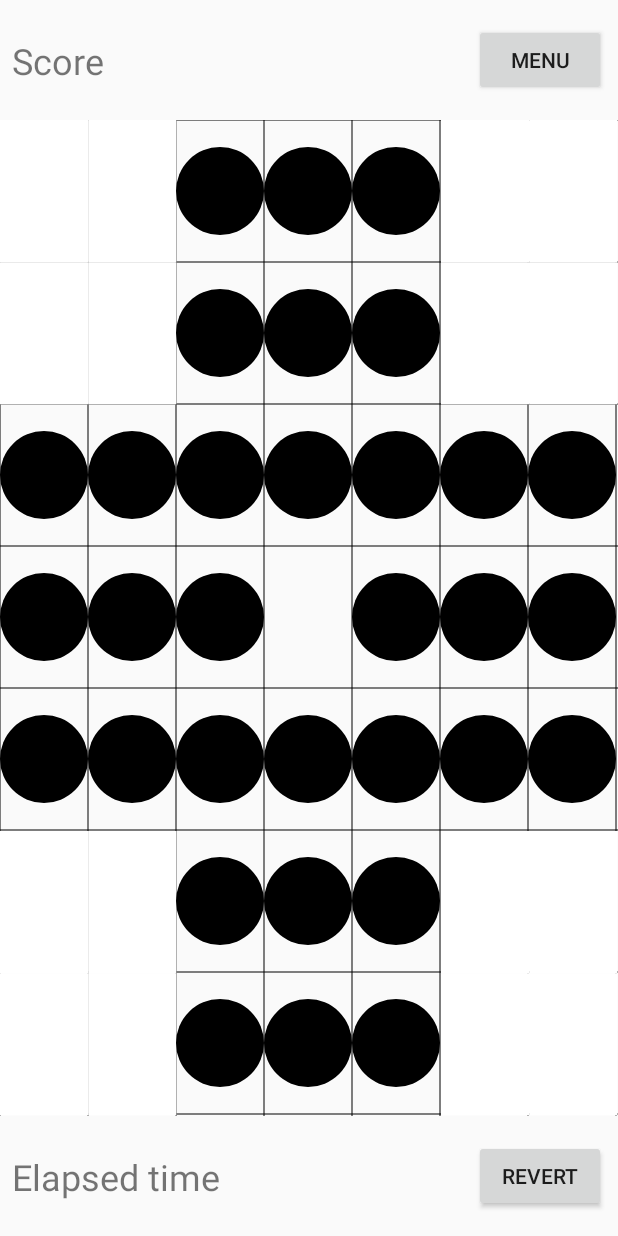
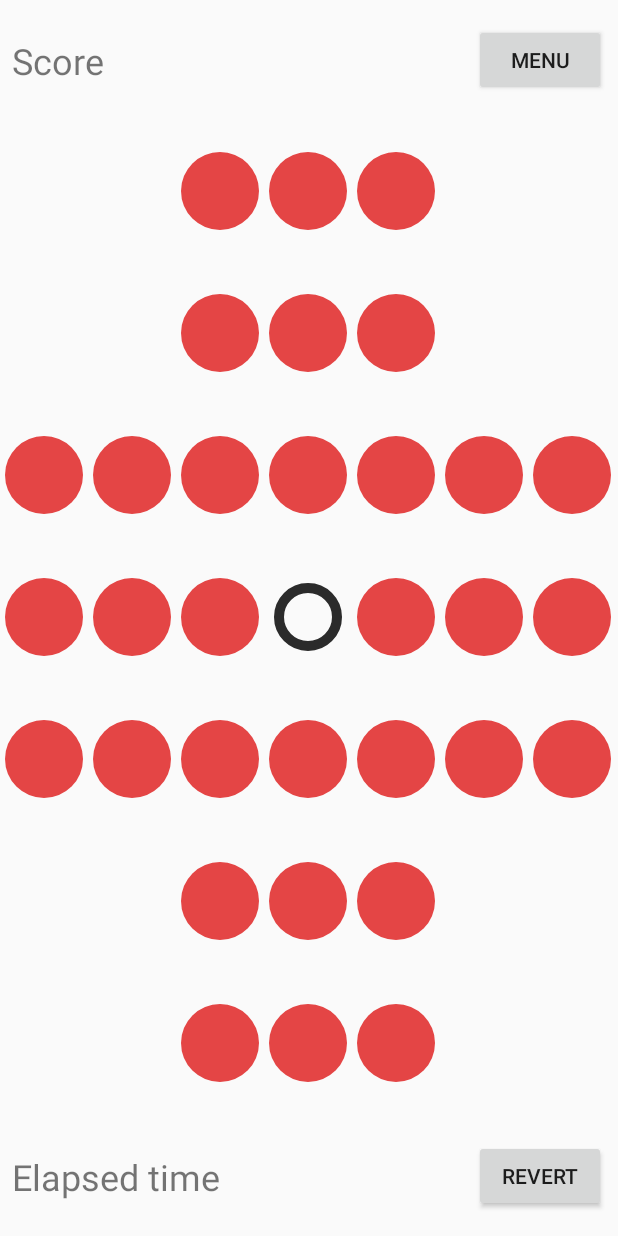
Before and after one commit to ermanergoz/PegSolutarie, an Android app: the screen it shows after launch (MainActivity), on a phone screen of 412 x 824 dp. Run offline under Robolectric (Android 15) with nearby library versions, the phone set to English and light mode, and no system bars.

Commit message:
start implementing game panel

```diff
--- a/app/src/main/java/com/erman/pegsolitarie/GridView.kt
+++ b/app/src/main/java/com/erman/pegsolitarie/GridView.kt
@@ -7,6 +7,7 @@ import android.graphics.Paint
 import android.util.AttributeSet
 import android.view.MotionEvent
 import android.view.View
+import androidx.core.content.ContextCompat.getColor
 
 class GridView(
     context: Context?,
@@ -19,7 +20,10 @@ class GridView(
 
     private var cellWidth = 0
     private var cellHeight = 0
-    private val blackPaint: Paint = Paint()
+    private val pegPaint: Paint = Paint()
+    private val pegSlotPaint: Paint = Paint()
+    private val pegSlotWidth: Float = 10F
+    private val pegMargin: Float = 5F
     private val cornerPaint: Paint = Paint()
     private var numColumns: Int = cells.size
     private var numRows: Int = cells[0].size
@@ -35,53 +39,24 @@ class GridView(
 
     override fun onDraw(canvas: Canvas) {
         calculateDimensions()
-
-        drawGridLines(canvas)
-        paintCorners(canvas)
-        paintCell(canvas)
+        paintCells(canvas)
     }
 
-    private fun paintCorners(canvas: Canvas) {
-        for (i in cells.indices) {
-            for (j in cells[i].indices) {
-                if (cells[i][j] == -1)
-                    canvas.drawRect(
-                        (i * (cellWidth + 0.2)).toFloat(), (j * (cellHeight + 0.2)).toFloat(),
-                        ((i + 1) * (cellWidth + 0.2)).toFloat(), ((j + 1) * (cellHeight + 0.2)).toFloat(),
-                        cornerPaint
-                    )
-            }
-        }
-    }
-
-    private fun drawGridLines(canvas: Canvas) {
-        for (i in 0 until numColumns + 1) {
-            canvas.drawLine(
-                (i * cellWidth).toFloat(), 0F,
-                (i * cellWidth).toFloat(), height.toFloat(), blackPaint
-            )
-        }
-        for (i in 0 until numRows + 1) {
-            canvas.drawLine(
-                0F, (i * cellHeight).toFloat(),
-                width.toFloat(), (i * cellHeight).toFloat(), blackPaint
-            )
-        }
-    }
-
-    private fun paintCell(canvas: Canvas) {
+    private fun paintCells(canvas: Canvas) {
         for (i in 0 until numColumns) {
             for (j in 0 until numRows) {
-                if (cells[i][j] == 1 && cells[i][j] != -1) {
-                    val centerX = (((i * cellWidth) + (((i + 1) * cellWidth))) / 2).toFloat()
-                    val centerY = (((j * cellHeight) + (((j + 1) * cellHeight))) / 2).toFloat()
 
-                    val radius = if (cellWidth < cellHeight)
-                        (cellWidth / 2).toFloat()
-                    else (cellHeight / 2).toFloat()
+                val centerX = (((i * cellWidth) + (((i + 1) * cellWidth))) / 2).toFloat()
+                val centerY = (((j * cellHeight) + (((j + 1) * cellHeight))) / 2).toFloat()
 
-                    canvas.drawCircle(centerX, centerY, radius, blackPaint)
-                }
+                val radius = if (cellWidth < cellHeight)
+                    (cellWidth / 2).toFloat()
+                else (cellHeight / 2).toFloat()
+
+                if (cells[i][j] == 1 && cells[i][j] != -1)
+                    canvas.drawCircle(centerX, centerY, radius-pegMargin, pegPaint)
+                else if (cells[i][j] == 0 && cells[i][j] != -1)
+                    canvas.drawCircle(centerX, centerY, radius-pegSlotWidth-pegMargin, pegSlotPaint)
             }
         }
     }
@@ -94,7 +69,7 @@ class GridView(
             if (row < numRows && column < numColumns) {
                 if (cells[column][row] == 1 && cells[column][row] != -1)
                     cells[column][row] = 0
-                else if(cells[column][row] != -1)
+                else if (cells[column][row] != -1)
                     cells[column][row] = 1
 
                 invalidate()
@@ -105,6 +80,10 @@ class GridView(
 
     init {
         cornerPaint.color = Color.WHITE
-        blackPaint.style = Paint.Style.FILL_AND_STROKE
+        pegPaint.color = getColor(context!!, R.color.pegColor)
+        pegPaint.style = Paint.Style.FILL_AND_STROKE
+        pegSlotPaint.style = Paint.Style.STROKE
+        pegSlotPaint.strokeWidth = pegSlotWidth
+        pegSlotPaint.color = getColor(context, R.color.pegSlotColor)
     }
 }
--- a/app/src/main/java/com/erman/pegsolitarie/MainActivity.kt
+++ b/app/src/main/java/com/erman/pegsolitarie/MainActivity.kt
@@ -1,5 +1,6 @@
 package com.erman.pegsolitarie
 
+import android.content.pm.ActivityInfo
 import android.content.res.Resources
 import android.os.Bundle
 import android.util.TypedValue
@@ -11,9 +12,8 @@ class MainActivity : AppCompatActivity() {
 
     override fun onCreate(savedInstanceState: Bundle?) {
         super.onCreate(savedInstanceState)
-
         setContentView(R.layout.activity_main)
-
+        requestedOrientation = ActivityInfo.SCREEN_ORIENTATION_PORTRAIT
         window.setFlags(WindowManager.LayoutParams.FLAG_FULLSCREEN, WindowManager.LayoutParams.FLAG_FULLSCREEN)
 
         gameGridHolder.addView(constructEnglishBoard(this))
--- /dev/null
+++ b/app/src/main/res/values-night/colors.xml
@@ -0,0 +1,4 @@
+<?xml version="1.0" encoding="utf-8"?>
+<resources>
+    <color name="pegSlotColor">#A9B7C6</color>
+</resources>
--- a/app/src/main/res/values/colors.xml
+++ b/app/src/main/res/values/colors.xml
@@ -1,6 +1,8 @@
 <?xml version="1.0" encoding="utf-8"?>
 <resources>
-    <color name="colorPrimary">#6200EE</color>
-    <color name="colorPrimaryDark">#3700B3</color>
-    <color name="colorAccent">#03DAC5</color>
+    <color name="colorPrimary">#168DDA</color>
+    <color name="colorPrimaryDark">#168DDA</color>
+    <color name="colorAccent">#168DDA</color>
+    <color name="pegColor">#E44545</color>
+    <color name="pegSlotColor">#2B2B2B</color>
 </resources>
--- a/app/src/main/res/values/styles.xml
+++ b/app/src/main/res/values/styles.xml
@@ -1,7 +1,7 @@
 <resources>
 
     <!-- Base application theme. -->
-    <style name="AppTheme" parent="Theme.AppCompat.Light.NoActionBar">
+    <style name="AppTheme" parent="Theme.AppCompat.DayNight.NoActionBar">
         <!-- Customize your theme here. -->
         <item name="colorPrimary">@color/colorPrimary</item>
         <item name="colorPrimaryDark">@color/colorPrimaryDark</item>
```
